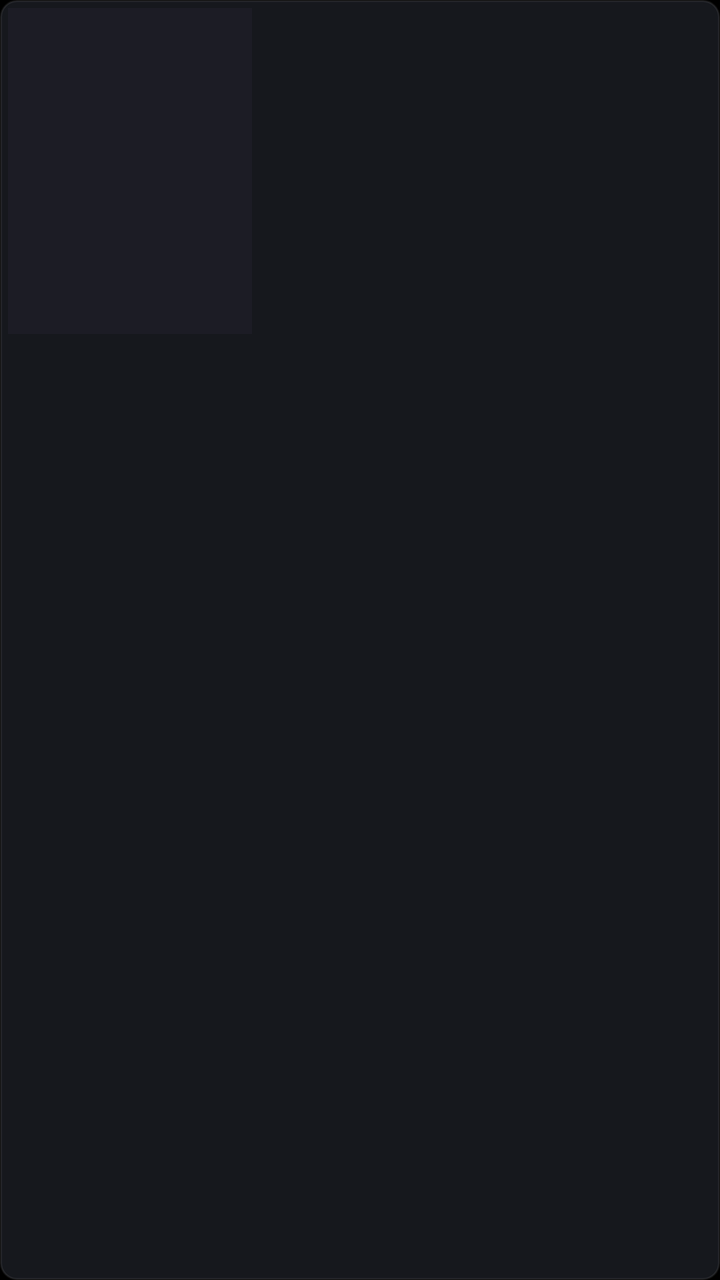
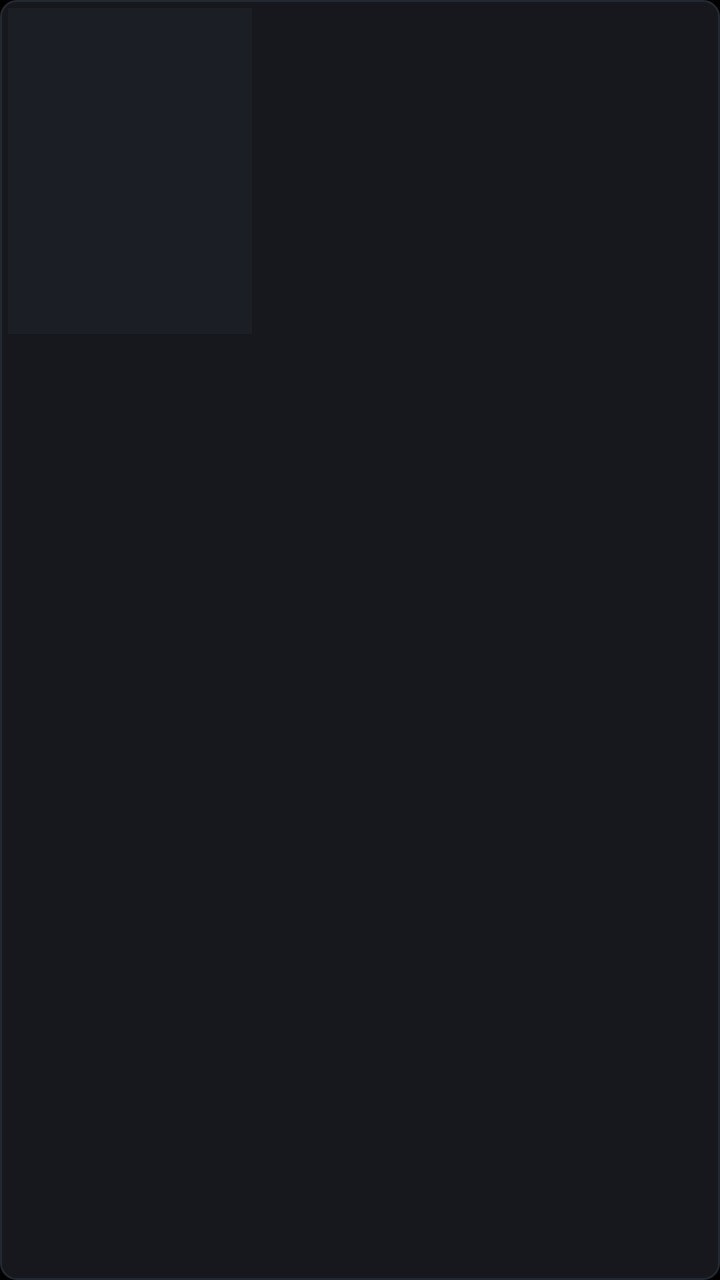

Compare the two renders of this Android layout. The source of the first and the diff that turns it into the second are given below.
<!-- AndroidManifest.xml: application theme Theme.JerocineTV -->
<!-- res/layout/item_poster.xml -->
<?xml version="1.0" encoding="utf-8"?>
<LinearLayout xmlns:android="http://schemas.android.com/apk/res/android"
    android:layout_width="130dp"
    android:layout_height="206dp"
    android:layout_marginEnd="16dp"
    android:layout_marginBottom="14dp"
    android:background="@drawable/jc_poster_item"
    android:clickable="true"
    android:focusable="true"
    android:orientation="vertical"
    android:padding="4dp">

    <ImageView
        android:id="@+id/poster_cover"
        android:layout_width="122dp"
        android:layout_height="163dp"
        android:background="@color/jc_glass_soft"
        android:duplicateParentState="true"
        android:scaleType="centerCrop" />

    <TextView
        android:id="@+id/poster_title"
        android:layout_width="match_parent"
        android:layout_height="wrap_content"
        android:layout_marginTop="5dp"
        android:duplicateParentState="true"
        android:ellipsize="end"
        android:includeFontPadding="false"
        android:maxLines="1"
        android:textColor="@color/jc_poster_text"
        android:textSize="15sp"
        android:textStyle="bold" />

    <TextView
        android:id="@+id/poster_meta"
        android:layout_width="match_parent"
        android:layout_height="wrap_content"
        android:duplicateParentState="true"
        android:ellipsize="end"
        android:includeFontPadding="false"
        android:maxLines="1"
        android:textColor="@color/jc_text_secondary"
        android:textSize="12sp" />

</LinearLayout>
<!-- resources referenced by this layout -->
<resources>
  <color name="jc_glass_soft">#B31E1E28</color>
  <color name="jc_text_secondary">#B3FFFFFF</color>
  <!-- drawable jc_poster_item (drawable) -->
  <?xml version="1.0" encoding="utf-8"?>
  <selector xmlns:android="http://schemas.android.com/apk/res/android">
      <item android:state_focused="true">
          <shape android:shape="rectangle">
              <solid android:color="@color/jc_accent_dim" />
              <stroke android:width="2dp" android:color="@color/jc_accent" />
              <corners android:radius="@dimen/jc_panel_radius" />
          </shape>
      </item>
      <item>
          <shape android:shape="rectangle">
              <solid android:color="@color/jc_surface_1" />
              <stroke android:width="1dp" android:color="@color/jc_stroke_faint" />
              <corners android:radius="@dimen/jc_panel_radius" />
          </shape>
      </item>
  </selector>
  <style name="Theme.JerocineTV" parent="@android:style/Theme.Material.NoActionBar">
          <item name="android:windowBackground">@android:color/black</item>
      </style>
  <color name="jc_accent_dim">#334AD1E5</color>
  <color name="jc_accent">#FF4AD1E5</color>
  <dimen name="jc_panel_radius">8dp</dimen>
  <color name="jc_surface_1">#16181D</color>
  <color name="jc_stroke_faint">#14FFFFFF</color>
</resources>

<!-- the commit's change to res/layout/item_poster.xml (unified diff, before → after) -->
@@ -14,7 +14,7 @@
         android:id="@+id/poster_cover"
         android:layout_width="122dp"
         android:layout_height="163dp"
-        android:background="@color/jc_glass_soft"
+        android:background="@color/jc_tv_glass_soft"
         android:duplicateParentState="true"
         android:scaleType="centerCrop" />
 
<!-- resource entries referenced after the edit -->
@@ -1,7 +1,7 @@
 <!-- resources referenced by this layout -->
 <resources>
-  <color name="jc_glass_soft">#B31E1E28</color>
   <color name="jc_text_secondary">#B3FFFFFF</color>
+  <color name="jc_tv_glass_soft">#E61D2026</color>
   <!-- drawable jc_poster_item (drawable) -->
   <?xml version="1.0" encoding="utf-8"?>
   <selector xmlns:android="http://schemas.android.com/apk/res/android">
@@ -15,7 +15,7 @@
       <item>
           <shape android:shape="rectangle">
               <solid android:color="@color/jc_surface_1" />
-              <stroke android:width="1dp" android:color="@color/jc_stroke_faint" />
+              <stroke android:width="1dp" android:color="@color/jc_tv_border_faint" />
               <corners android:radius="@dimen/jc_panel_radius" />
           </shape>
       </item>
@@ -27,6 +27,6 @@
   <color name="jc_accent">#FF4AD1E5</color>
   <dimen name="jc_panel_radius">8dp</dimen>
   <color name="jc_surface_1">#16181D</color>
-  <color name="jc_stroke_faint">#14FFFFFF</color>
+  <color name="jc_tv_border_faint">#FF242830</color>
 </resources>
 
